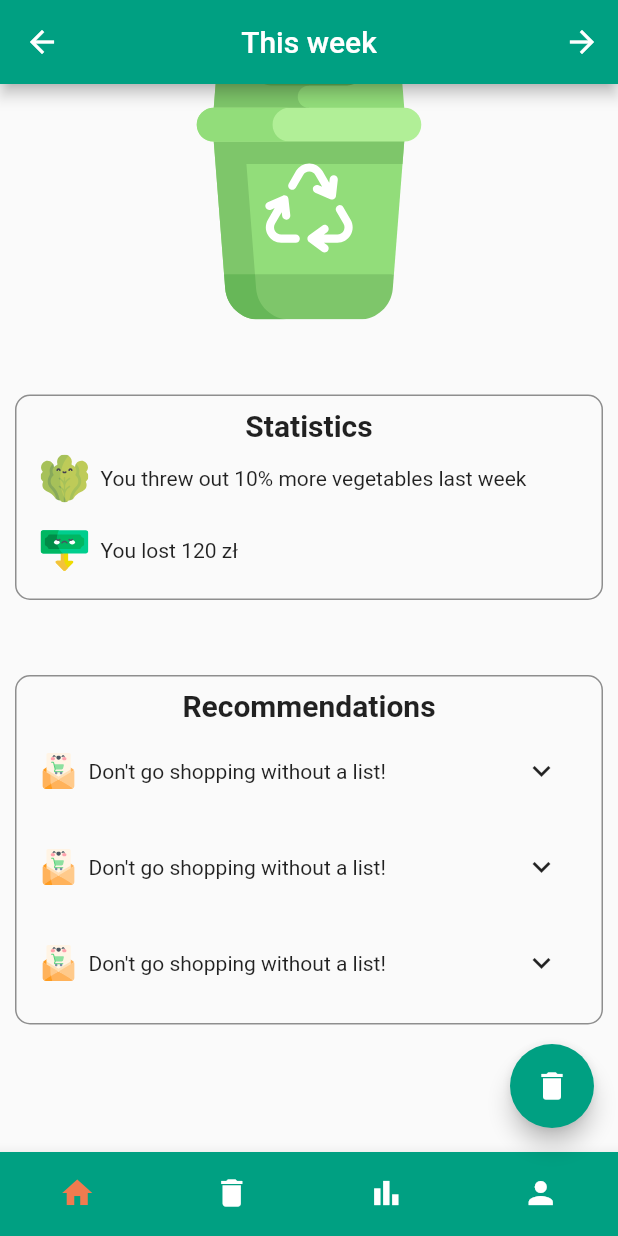
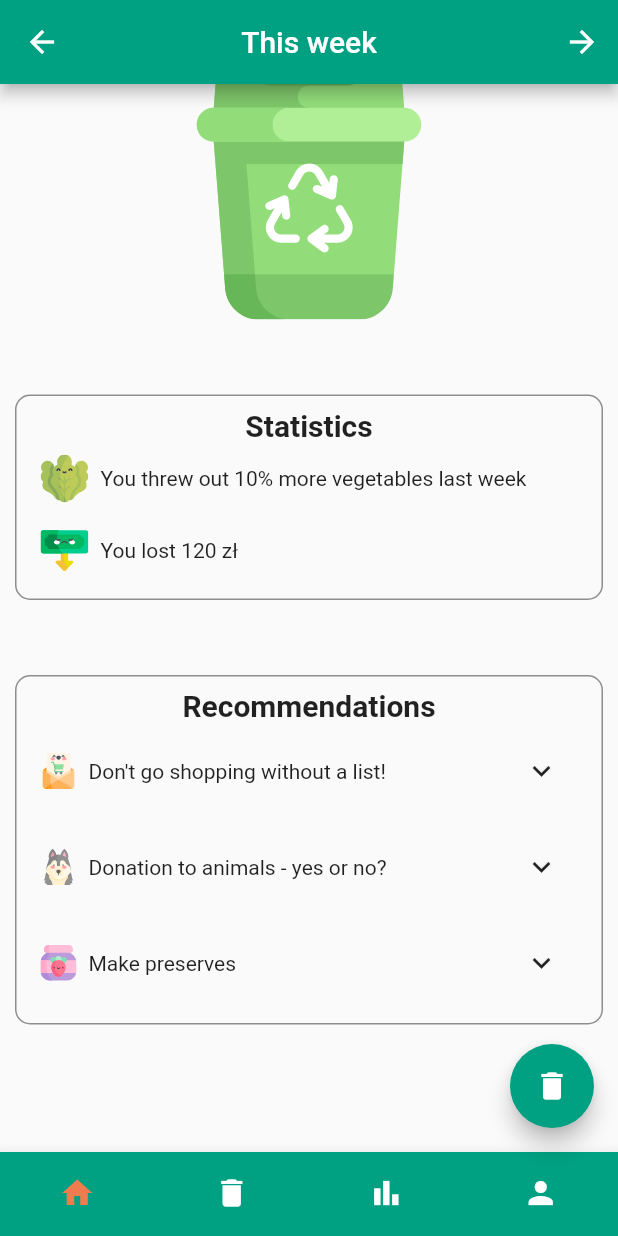
Before and after one commit to tprzerywacz/doof, a Flutter app: the screen it shows once a user with an empty profile is signed in, scrolled down 158 dp, on a phone screen of 412 x 824 dp. Run offline on Flutter 3.47's test engine with Material 2 defaults, Android fonts, the phone set to English and light mode, and no system bars; our stand-ins replace charts_flutter, cloud_firestore, firebase_auth, firebase_core, fl_chart, flutter_svg and 1 more; accounts and stored records are empty.

Commit message:
Dont repeat advices

```diff
--- a/lib/advices.dart
+++ b/lib/advices.dart
@@ -3,7 +3,15 @@ import 'dart:math';
 
 import 'widgets/get_logo.dart';
 
+final _random = Random();
+
 class Advice extends StatefulWidget {
+  final int index;
+
+  static int getRandomIndex() {
+    return _random.nextInt(logos.length);
+  }
+
   static const List<String> logos = [
     'shopping_list',
     'cart',
@@ -73,28 +81,23 @@ class Advice extends StatefulWidget {
     'The zero-waste ideology was created to reduce food waste and the amount of waste generated. On the pages promoting this lifestyle, you will find even more tricks on saving food and using leftovers in the refrigerator. You will also learn ways to reduce the amount of generated waste - paper, plastic or glass. This is an excellent response to the wasteful lifestyle in which many people are getting lost today.',
   ];
 
-  const Advice({super.key});
+  const Advice({super.key, required this.index});
 
   @override
   State<Advice> createState() => _AdviceState();
 }
 
 class _AdviceState extends State<Advice> {
-  final _random = Random();
   bool visible = false;
   Icon icon = const Icon(Icons.expand_more);
-
-  int getIndex(int min, int max) => min + _random.nextInt(max - min);
-
-  late int index = getIndex(0, 20);
 
   @override
   Widget build(BuildContext context) {
     //index = getIndex(0, 20);
     return Column(
       children: [
-        _buildRow(context, Advice.logos[index], Advice.titles[index]),
-        if (visible) Text(Advice.description[index])
+        _buildRow(context, Advice.logos[widget.index], Advice.titles[widget.index]),
+        if (visible) Text(Advice.description[widget.index])
       ],
     );
   }
--- a/lib/default_screens/this_week.dart
+++ b/lib/default_screens/this_week.dart
@@ -5,7 +5,18 @@ import '../widgets/get_logo.dart';
 import 'package:doof_app/globals.dart' as globals;
 
 class ThisWeek extends StatelessWidget {
-  const ThisWeek({super.key});
+  final List<int> _indices = [];
+
+  ThisWeek({super.key}) {
+    for (int i = 0; i < 3; i++) {
+      int x;
+      do {
+        x = Advice.getRandomIndex();
+      } while (_indices.contains(x));
+      _indices.add(x);
+    }
+  }
+
   @override
   Widget build(BuildContext context) {
     return Scaffold(
@@ -81,14 +92,12 @@ class ThisWeek extends StatelessWidget {
                     padding: const EdgeInsets.all(8.0),
                     child: Column(
                       mainAxisAlignment: MainAxisAlignment.start,
-                      children: const [
-                        Text(
+                      children: [
+                        const Text(
                           'Recommendations',
                           style: TextStyle(fontSize: 20, fontWeight: FontWeight.bold),
                         ),
-                        Advice(),
-                        Advice(),
-                        Advice(),
+                        for (final i in _indices) Advice(index: i),
                       ],
                     ),
                   )
```
